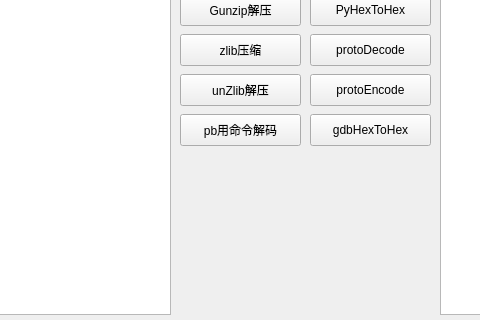
First picture: the form in ui/login.ui, repository luorui110120/byteProcessor, before the edit; both pictures show x 310 to 790 and y 326 to 646 of the 1260 by 646 pixel window.
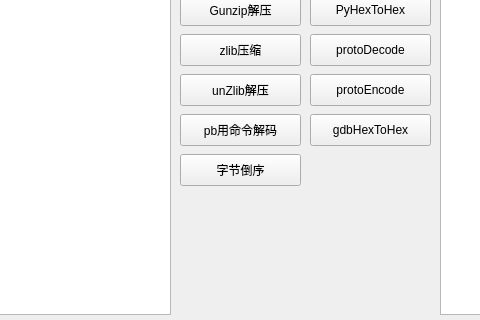
Second picture: the form after the edit.

Commit message: 添加按字节的倒序的功能

```diff
--- a/ui/login.ui
+++ b/ui/login.ui
@@ -369,6 +369,19 @@
     <string>gdbHexToHex</string>
    </property>
   </widget>
+  <widget class="QPushButton" name="btn_byte_reverse_byte">
+   <property name="geometry">
+    <rect>
+     <x>490</x>
+     <y>480</y>
+     <width>121</width>
+     <height>32</height>
+    </rect>
+   </property>
+   <property name="text">
+    <string>字节倒序</string>
+   </property>
+  </widget>
  </widget>
  <resources/>
  <connections/>
```
The commit also changes 2 other files.
